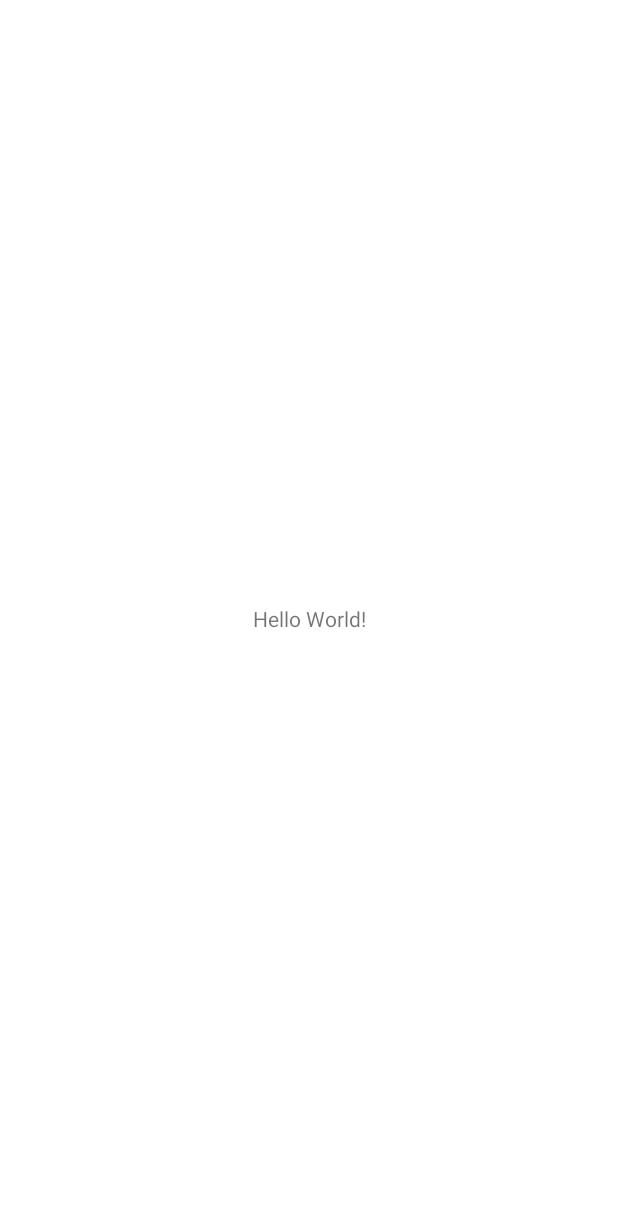
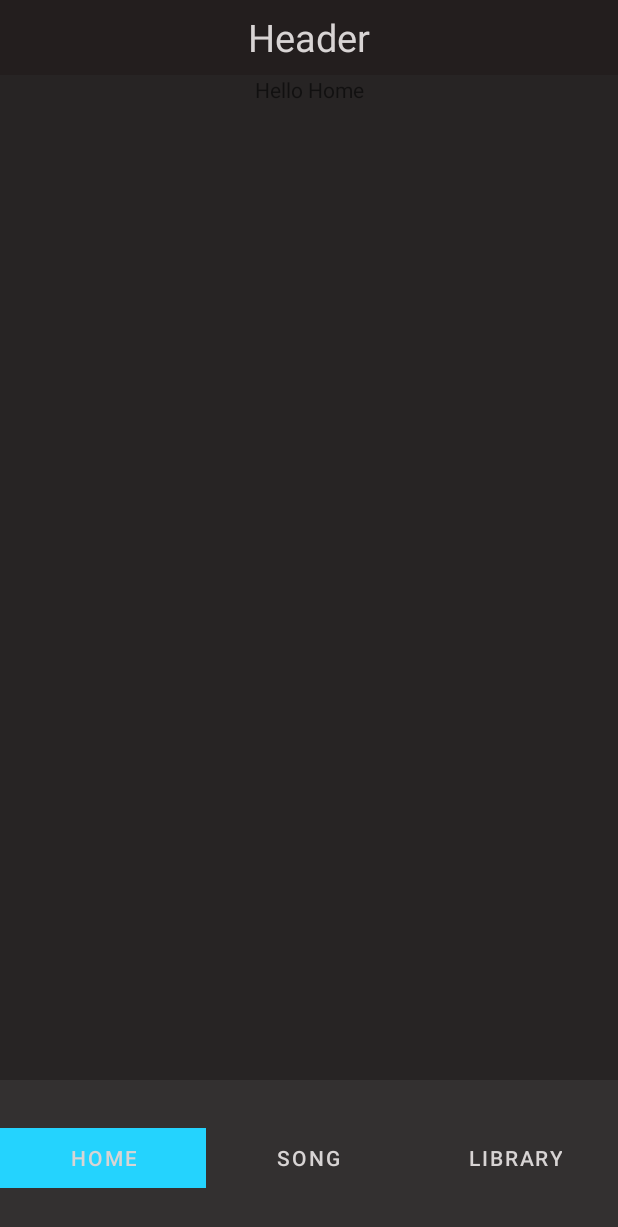
Before and after one commit to trungdongphuoca/MusicApp, an Android app: the screen it shows after launch once a user with an empty profile is signed in (MainActivity), on a phone screen of 412 x 824 dp. Before the commit the part shown is almost empty. Shown: the top 1227 px of the screen. Run offline under Robolectric (Android 15) with nearby library versions, the phone set to English and light mode, and no system bars; our stand-ins replace Firebase (no records; nobody signed in at launch, a user with empty details on screens opened directly).

Commit message:
add basic interface of main

```diff
--- a/app/src/main/AndroidManifest.xml
+++ b/app/src/main/AndroidManifest.xml
@@ -19,7 +19,7 @@
             android:name=".loginAndRegis.AddAccount"
             android:exported="false" />
         <activity
-            android:name=".MainActivity"
+            android:name=".MainPackage.MainActivity"
             android:exported="false" />
         <activity
             android:name=".StartActivity"
--- /dev/null
+++ b/app/src/main/java/tdtu/finalapp/musicapp/Fragment/HomeFragment.java
@@ -0,0 +1,67 @@
+package tdtu.finalapp.musicapp.Fragment;
+
+import android.os.Bundle;
+
+import androidx.fragment.app.Fragment;
+
+import android.view.LayoutInflater;
+import android.view.View;
+import android.view.ViewGroup;
+
+import tdtu.finalapp.musicapp.R;
+
+/**
+ * A simple {@link Fragment} subclass.
+ * Use the {@link HomeFragment#newInstance} factory method to
+ * create an instance of this fragment.
+ */
+public class HomeFragment extends Fragment {
+
+    // TODO: Rename parameter arguments, choose names that match
+    // the fragment initialization parameters, e.g. ARG_ITEM_NUMBER
+    private static final String ARG_PARAM1 = "param1";
+    private static final String ARG_PARAM2 = "param2";
+
+    // TODO: Rename and change types of parameters
+    private String mParam1;
+    private String mParam2;
+
+    public HomeFragment() {
+        // Required empty public constructor
+    }
+
+    /**
+     * Use this factory method to create a new instance of
+     * this fragment using the provided parameters.
+     *
+     * @param param1 Parameter 1.
+     * @param param2 Parameter 2.
+     * @return A new instance of fragment HomeFragment.
+     */
+    // TODO: Rename and change types and number of parameters
+    public static HomeFragment newInstance(String param1, String param2) {
+        HomeFragment fragment = new HomeFragment();
+        Bundle args = new Bundle();
+        args.putString(ARG_PARAM1, param1);
+        args.putString(ARG_PARAM2, param2);
+        fragment.setArguments(args);
+        return fragment;
+    }
+
+    @Override
+    public void onCreate(Bundle savedInstanceState) {
+        super.onCreate(savedInstanceState);
+        if (getArguments() != null) {
+            mParam1 = getArguments().getString(ARG_PARAM1);
+            mParam2 = getArguments().getString(ARG_PARAM2);
+        }
+    }
+
+    @Override
+    public View onCreateView(LayoutInflater inflater, ViewGroup container,
+                             Bundle savedInstanceState) {
+        // Inflate the layout for this fragment
+        View view  =inflater.inflate(R.layout.fragment_home, container, false);
+        return view;
+    }
+}
--- /dev/null
+++ b/app/src/main/java/tdtu/finalapp/musicapp/Fragment/LibraryFragment.java
@@ -0,0 +1,67 @@
+package tdtu.finalapp.musicapp.Fragment;
+
+import android.os.Bundle;
+
+import androidx.fragment.app.Fragment;
+
+import android.view.LayoutInflater;
+import android.view.View;
+import android.view.ViewGroup;
+
+import tdtu.finalapp.musicapp.R;
+
+/**
+ * A simple {@link Fragment} subclass.
+ * Use the {@link LibraryFragment#newInstance} factory method to
+ * create an instance of this fragment.
+ */
+public class LibraryFragment extends Fragment {
+
+    // TODO: Rename parameter arguments, choose names that match
+    // the fragment initialization parameters, e.g. ARG_ITEM_NUMBER
+    private static final String ARG_PARAM1 = "param1";
+    private static final String ARG_PARAM2 = "param2";
+
+    // TODO: Rename and change types of parameters
+    private String mParam1;
+    private String mParam2;
+
+    public LibraryFragment() {
+        // Required empty public constructor
+    }
+
+    /**
+     * Use this factory method to create a new instance of
+     * this fragment using the provided parameters.
+     *
+     * @param param1 Parameter 1.
+     * @param param2 Parameter 2.
+     * @return A new instance of fragment PlaylistFragment.
+     */
+    // TODO: Rename and change types and number of parameters
+    public static LibraryFragment newInstance(String param1, String param2) {
+        LibraryFragment fragment = new LibraryFragment();
+        Bundle args = new Bundle();
+        args.putString(ARG_PARAM1, param1);
+        args.putString(ARG_PARAM2, param2);
+        fragment.setArguments(args);
+        return fragment;
+    }
+
+    @Override
+    public void onCreate(Bundle savedInstanceState) {
+        super.onCreate(savedInstanceState);
+        if (getArguments() != null) {
+            mParam1 = getArguments().getString(ARG_PARAM1);
+            mParam2 = getArguments().getString(ARG_PARAM2);
+        }
+    }
+
+    @Override
+    public View onCreateView(LayoutInflater inflater, ViewGroup container,
+                             Bundle savedInstanceState) {
+        // Inflate the layout for this fragment
+        View view = inflater.inflate(R.layout.fragment_playlist, container, false);
+        return view;
+    }
+}
--- /dev/null
+++ b/app/src/main/java/tdtu/finalapp/musicapp/Fragment/SongFragment.java
@@ -0,0 +1,67 @@
+package tdtu.finalapp.musicapp.Fragment;
+
+import android.os.Bundle;
+
+import androidx.fragment.app.Fragment;
+
+import android.view.LayoutInflater;
+import android.view.View;
+import android.view.ViewGroup;
+
+import tdtu.finalapp.musicapp.R;
+
+/**
+ * A simple {@link Fragment} subclass.
+ * Use the {@link SongFragment#newInstance} factory method to
+ * create an instance of this fragment.
+ */
+public class SongFragment extends Fragment {
+
+    // TODO: Rename parameter arguments, choose names that match
+    // the fragment initialization parameters, e.g. ARG_ITEM_NUMBER
+    private static final String ARG_PARAM1 = "param1";
+    private static final String ARG_PARAM2 = "param2";
+
+    // TODO: Rename and change types of parameters
+    private String mParam1;
+    private String mParam2;
+
+    public SongFragment() {
+        // Required empty public constructor
+    }
+
+    /**
+     * Use this factory method to create a new instance of
+     * this fragment using the provided parameters.
+     *
+     * @param param1 Parameter 1.
+     * @param param2 Parameter 2.
+     * @return A new instance of fragment SongFragment.
+     */
+    // TODO: Rename and change types and number of parameters
+    public static SongFragment newInstance(String param1, String param2) {
+        SongFragment fragment = new SongFragment();
+        Bundle args = new Bundle();
+        args.putString(ARG_PARAM1, param1);
+        args.putString(ARG_PARAM2, param2);
+        fragment.setArguments(args);
+        return fragment;
+    }
+
+    @Override
+    public void onCreate(Bundle savedInstanceState) {
+        super.onCreate(savedInstanceState);
+        if (getArguments() != null) {
+            mParam1 = getArguments().getString(ARG_PARAM1);
+            mParam2 = getArguments().getString(ARG_PARAM2);
+        }
+    }
+
+    @Override
+    public View onCreateView(LayoutInflater inflater, ViewGroup container,
+                             Bundle savedInstanceState) {
+        // Inflate the layout for this fragment
+        View view = inflater.inflate(R.layout.fragment_song, container, false);
+        return view;
+    }
+}
--- /dev/null
+++ b/app/src/main/java/tdtu/finalapp/musicapp/MainPackage/MainActivity.java
@@ -0,0 +1,81 @@
+package tdtu.finalapp.musicapp.MainPackage;
+
+import androidx.annotation.NonNull;
+import androidx.annotation.Nullable;
+import androidx.appcompat.app.AppCompatActivity;
+import androidx.fragment.app.Fragment;
+import androidx.fragment.app.FragmentManager;
+import androidx.fragment.app.FragmentPagerAdapter;
+import androidx.viewpager.widget.ViewPager;
+
+import android.os.Bundle;
+
+import com.google.android.material.tabs.TabLayout;
+
+import java.util.ArrayList;
+
+import tdtu.finalapp.musicapp.Fragment.HomeFragment;
+import tdtu.finalapp.musicapp.Fragment.LibraryFragment;
+import tdtu.finalapp.musicapp.Fragment.SongFragment;
+import tdtu.finalapp.musicapp.R;
+
+public class MainActivity extends AppCompatActivity {
+//    private ViewPager viewPager;
+//    private TabLayout tabLayout;
+    @Override
+    protected void onCreate(Bundle savedInstanceState) {
+        super.onCreate(savedInstanceState);
+        setContentView(R.layout.activity_main);
+//        viewPager = findViewById(R.id.viewPage);
+//        tabLayout = findViewById(R.id.tab_layout);
+
+
+        initViewPage();
+    }
+
+    private void initViewPage() {
+        ViewPager viewPager = findViewById(R.id.viewPage);
+        TabLayout tabLayout = findViewById(R.id.tab_layout);
+
+        ViewPageAdapter viewPageAdapter = new ViewPageAdapter(getSupportFragmentManager());
+        viewPageAdapter.addFragments(new HomeFragment(),"Home");
+        viewPageAdapter.addFragments(new SongFragment(),"Song");
+        viewPageAdapter.addFragments(new LibraryFragment(),"Library");
+        viewPager.setAdapter(viewPageAdapter);
+        tabLayout.setupWithViewPager(viewPager);
+
+
+    }
+
+    public static class ViewPageAdapter extends FragmentPagerAdapter{
+
+        private ArrayList<Fragment> fragments;
+        private ArrayList<String> titles;
+        public ViewPageAdapter(@NonNull FragmentManager fm) {
+            super(fm);
+            this.fragments = new ArrayList<>();
+            this.titles = new ArrayList<>();
+        }
+        void addFragments(Fragment fragment, String title){
+            fragments.add(fragment);
+            titles.add(title);
+        }
+
+        @NonNull
+        @Override
+        public Fragment getItem(int position) {
+            return fragments.get(position);
+        }
+
+        @Override
+        public int getCount() {
+            return fragments.size();
+        }
+        @Nullable
+        @Override
+        public CharSequence getPageTitle(int position){
+            return titles.get(position);
+        }
+    }
+
+}
--- a/app/src/main/java/tdtu/finalapp/musicapp/StartActivity.java
+++ b/app/src/main/java/tdtu/finalapp/musicapp/StartActivity.java
@@ -9,7 +9,7 @@ import android.os.Handler;
 import com.google.firebase.auth.FirebaseAuth;
 import com.google.firebase.auth.FirebaseUser;
 
-import tdtu.finalapp.musicapp.loginAndRegis.AddAccount;
+import tdtu.finalapp.musicapp.MainPackage.MainActivity;
 import tdtu.finalapp.musicapp.loginAndRegis.LoginActivity;
 
 public class StartActivity extends AppCompatActivity {
--- a/app/src/main/java/tdtu/finalapp/musicapp/loginAndRegis/LoginActivity.java
+++ b/app/src/main/java/tdtu/finalapp/musicapp/loginAndRegis/LoginActivity.java
@@ -17,7 +17,7 @@ import com.google.android.gms.tasks.Task;
 import com.google.firebase.auth.AuthResult;
 import com.google.firebase.auth.FirebaseAuth;
 
-import tdtu.finalapp.musicapp.MainActivity;
+import tdtu.finalapp.musicapp.MainPackage.MainActivity;
 import tdtu.finalapp.musicapp.R;
 import tdtu.finalapp.musicapp.Toast.ToastNotification;
 
--- a/app/src/main/res/layout/activity_main.xml
+++ b/app/src/main/res/layout/activity_main.xml
@@ -1,18 +1,52 @@
 <?xml version="1.0" encoding="utf-8"?>
-<androidx.constraintlayout.widget.ConstraintLayout xmlns:android="http://schemas.android.com/apk/res/android"
+<RelativeLayout xmlns:android="http://schemas.android.com/apk/res/android"
     xmlns:app="http://schemas.android.com/apk/res-auto"
     xmlns:tools="http://schemas.android.com/tools"
     android:layout_width="match_parent"
     android:layout_height="match_parent"
-    tools:context=".MainActivity">
+    android:background="#272424"
 
-    <TextView
-        android:layout_width="wrap_content"
-        android:layout_height="wrap_content"
-        android:text="Hello World!"
-        app:layout_constraintBottom_toBottomOf="parent"
-        app:layout_constraintEnd_toEndOf="parent"
-        app:layout_constraintStart_toStartOf="parent"
-        app:layout_constraintTop_toTopOf="parent" />
+    tools:context=".MainPackage.MainActivity">
 
-</androidx.constraintlayout.widget.ConstraintLayout>
+    <LinearLayout
+        android:layout_width="match_parent"
+        android:layout_height="50dp"
+        android:id="@+id/header"
+        android:orientation="vertical"
+        android:background="@color/black"
+        android:gravity="center"
+        >
+
+        <TextView
+            android:id="@+id/textView"
+            android:layout_width="match_parent"
+            android:layout_height="wrap_content"
+            android:text="Header"
+            android:textAlignment="center"
+            android:textSize="25dp"
+            android:textColor="@color/white"
+            />
+    </LinearLayout>
+
+    <androidx.viewpager.widget.ViewPager
+        android:layout_width="match_parent"
+        android:layout_height="670dp"
+        android:id="@+id/viewPage"
+        android:layout_below="@+id/header" />
+
+    <com.google.android.material.tabs.TabLayout
+        android:layout_width="match_parent"
+        android:layout_height="match_parent"
+        android:layout_below="@+id/viewPage"
+        android:id="@+id/tab_layout"
+        android:background="#333030"
+        app:tabIndicatorFullWidth="true"
+        app:tabIndicatorGravity="center"
+        app:tabTextColor="@color/white"
+        app:tabIndicatorHeight="40dp"
+        app:tabIndicatorColor="@color/my_primary"
+        />
+
+
+
+</RelativeLayout>
--- /dev/null
+++ b/app/src/main/res/layout/fragment_home.xml
@@ -0,0 +1,15 @@
+<?xml version="1.0" encoding="utf-8"?>
+<FrameLayout xmlns:android="http://schemas.android.com/apk/res/android"
+    xmlns:tools="http://schemas.android.com/tools"
+    android:layout_width="match_parent"
+    android:layout_height="match_parent"
+    tools:context=".Fragment.HomeFragment">
+
+    <!-- TODO: Update blank fragment layout -->
+    <TextView
+        android:layout_width="match_parent"
+        android:layout_height="match_parent"
+        android:text="Hello Home"
+        android:textAlignment="center"/>
+
+</FrameLayout>
--- a/app/src/main/res/values/colors.xml
+++ b/app/src/main/res/values/colors.xml
@@ -3,6 +3,6 @@
     <color name="my_primary">#FF24D3FE</color>
     <color name="teal_200">#FF03DAC5</color>
     <color name="teal_700">#FF018786</color>
-    <color name="black">#FF000000</color>
-    <color name="white">#FFFFFFFF</color>
+    <color name="black">#231E1E</color>
+    <color name="white">#D8D4D4</color>
 </resources>
--- a/app/src/main/res/values/strings.xml
+++ b/app/src/main/res/values/strings.xml
@@ -1,3 +1,5 @@
 <resources>
     <string name="app_name">Music Player</string>
+    <!-- TODO: Remove or change this placeholder text -->
+    <string name="hello_blank_fragment">Hello blank fragment</string>
 </resources>
```
Also changed, not shown: app/src/main/java/tdtu/finalapp/musicapp/MainActivity.java (deleted, +0 -14 lines), app/src/main/res/layout/fragment_playlist.xml (added, +14 -0 lines), app/src/main/res/layout/fragment_song.xml (added, +14 -0 lines).
